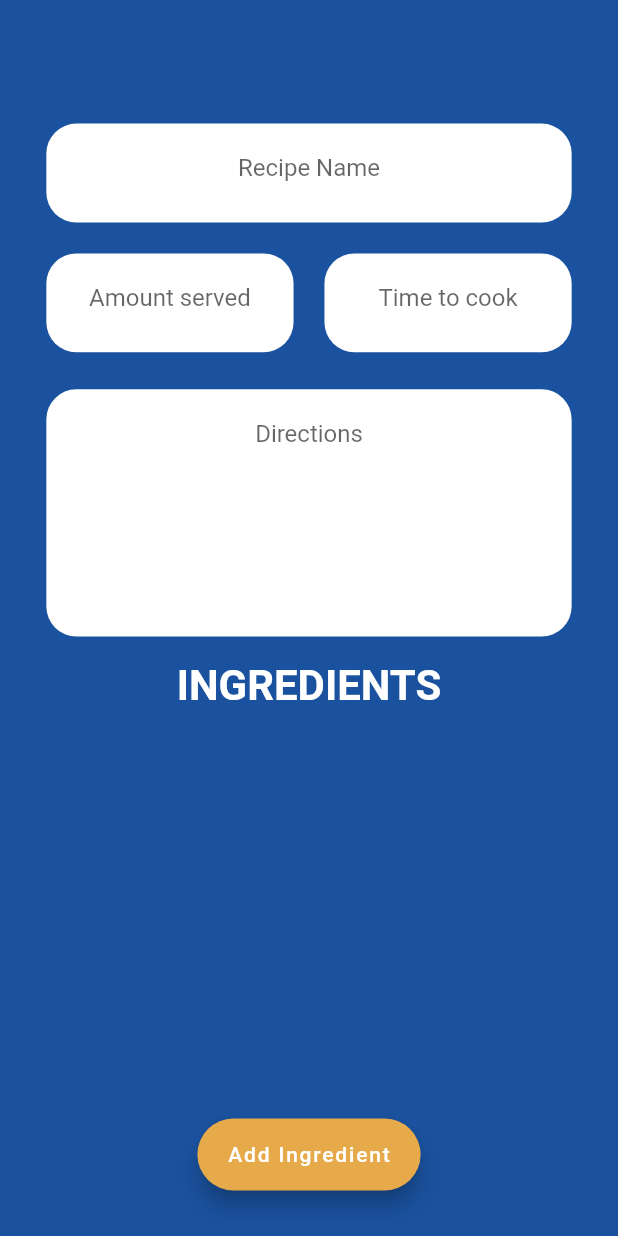
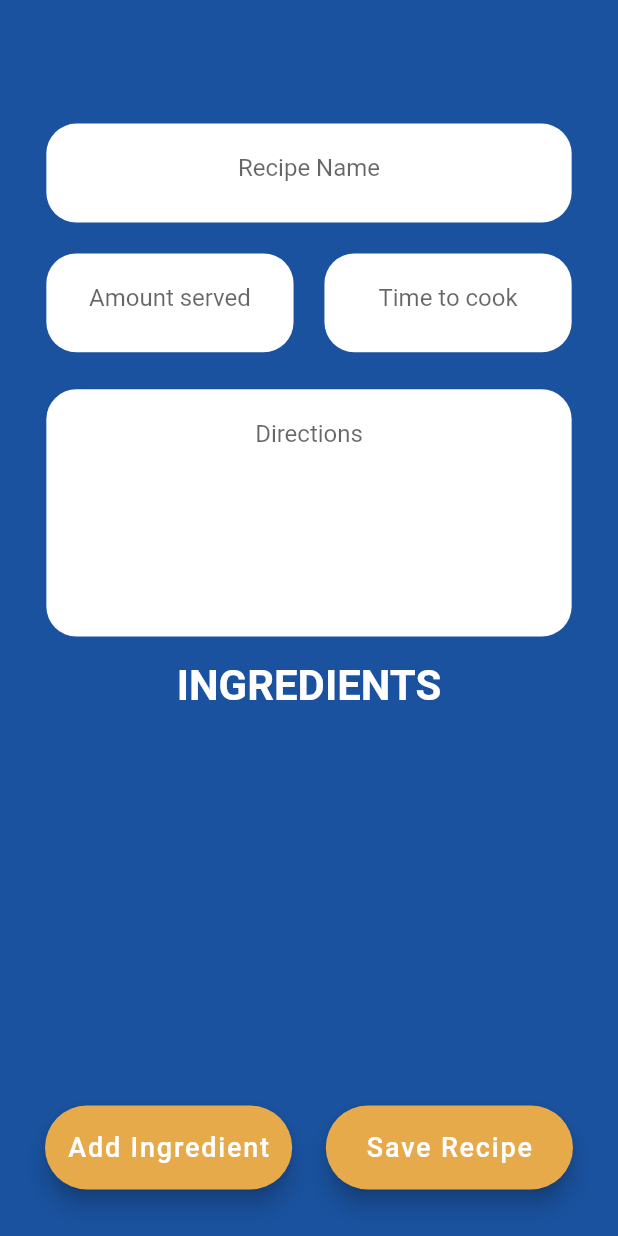
Before and after one commit to CheffronUNF/CheffronMobile, a Flutter app: the AddRecipe screen opened directly, on a phone screen of 412 x 824 dp. Run offline on Flutter 3.47's test engine with Material 2 defaults, Android fonts, the phone set to English and light mode, and no system bars; our stand-ins replace shared_preferences; accounts and stored records are empty.

Commit message:
Added save recipe button to AddRecipePage.dart

```diff
--- a/lib/Screens/AddRecipePage.dart
+++ b/lib/Screens/AddRecipePage.dart
@@ -1,3 +1,4 @@
+import 'package:cheffron_mobile/Screens/HomePage.dart';
 import 'package:cheffron_mobile/Style.dart';
 import 'package:cheffron_mobile/main.dart';
 import 'package:flutter/cupertino.dart';
@@ -263,7 +264,7 @@ class _AddRecipeState extends State<AddRecipe>{
           SizedBox(
             height: screenHeight * 0.03,
           ),
-
+          /*
           FloatingActionButton.extended(
             backgroundColor: yellow,
             //child: const Icon(Icons.add, size: 50,),
@@ -273,9 +274,48 @@ class _AddRecipeState extends State<AddRecipe>{
 
           ),
 
+           */
+
+        ],
+      ),
+
+      floatingActionButtonLocation: FloatingActionButtonLocation.centerFloat,
+      floatingActionButton: Stack(
+        alignment: Alignment.center,
+        fit: StackFit.expand,
+        children: [
+          Positioned(
+              width: screenWidth * 0.4,
+              right: 30,
+              bottom: 15,
+              child: FloatingActionButton(
+                  backgroundColor: yellow,
+                  child: const Text('Save Recipe', style: TextStyle(fontSize: 18),),
+                  onPressed: (){
+                    //TODO: add recipe to database
+                    Navigator.push(
+                      context,
+                      MaterialPageRoute(builder: (context) => HomePage()),
+                    );
+                  },
+                shape: RoundedRectangleBorder(borderRadius: BorderRadius.circular(90)),
+              )
+          ),
+
+          Positioned(
+              width: screenWidth * 0.4,
+              left: 30,
+              bottom: 15,
+              child: FloatingActionButton(
+                backgroundColor: yellow,
+                child: const Text('Add Ingredient', style: TextStyle(fontSize: 18),),
+                onPressed: showUserDialog,
+                shape: RoundedRectangleBorder(borderRadius: BorderRadius.circular(90)),
+              )
+          )
+
         ],
       ),
     );
-
   }
 }
```
